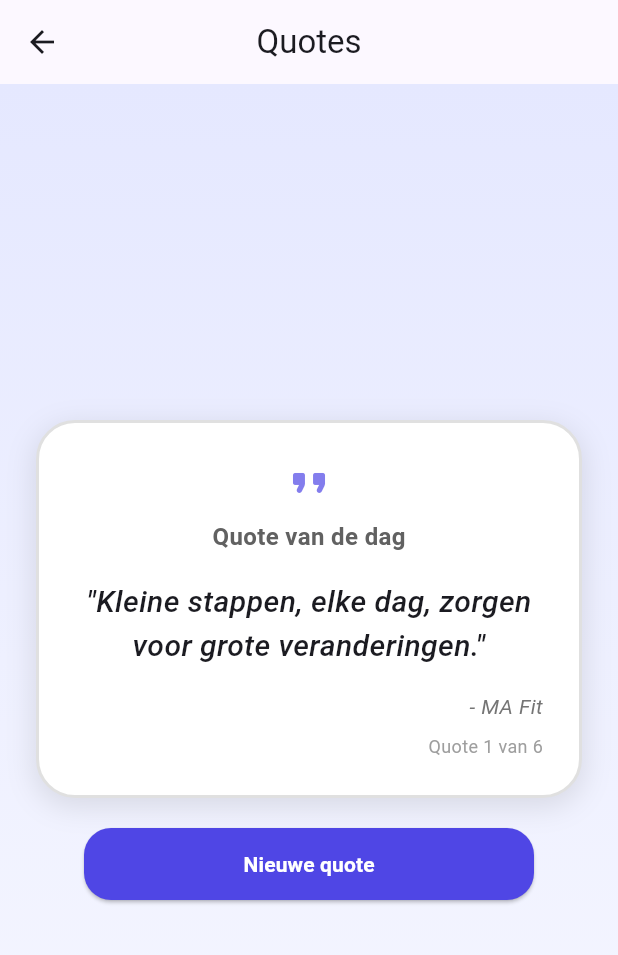
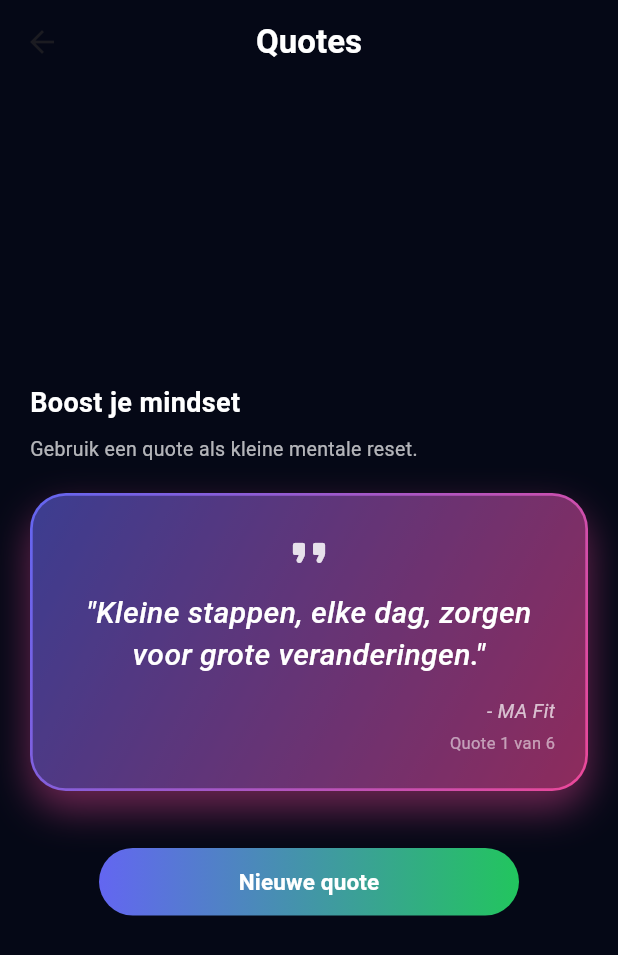
Before and after one commit to AnassAzdad/m10-fit-app, a Flutter app: the QuotesScreen screen opened directly, on a phone screen of 412 x 824 dp. Shown: the top 955 px of the screen. Run offline on Flutter 3.47's test engine with Material 3 defaults, Android fonts, the phone set to English and light mode, and no system bars.

Commit message:
(quotes)

```diff
--- a/ma_fit_app/lib/screens/quotes_screen.dart
+++ b/ma_fit_app/lib/screens/quotes_screen.dart
@@ -11,7 +11,6 @@ class QuotesScreen extends StatefulWidget {
 class _QuotesScreenState extends State<QuotesScreen> {
   final _random = Random();
 
-  // Lijst met quotes + auteur
   final List<_Quote> _quotes = const [
     _Quote(
       text: 'Kleine stappen, elke dag, zorgen voor grote veranderingen.',
@@ -42,7 +41,7 @@ class _QuotesScreenState extends State<QuotesScreen> {
   int _currentIndex = 0;
 
   void _nextQuote() {
-    if (_quotes.length == 1) return;
+    if (_quotes.length <= 1) return;
 
     int newIndex;
     do {
@@ -59,66 +58,96 @@ class _QuotesScreenState extends State<QuotesScreen> {
     final currentQuote = _quotes[_currentIndex];
 
     return Scaffold(
+      backgroundColor: const Color(0xFF050816),
       appBar: AppBar(
-        title: const Text('Quotes'),
+        backgroundColor: const Color(0xFF050816),
+        elevation: 0,
+        title: const Text(
+          'Quotes',
+          style: TextStyle(
+            color: Colors.white,
+            fontSize: 22,
+            fontWeight: FontWeight.w700,
+          ),
+        ),
         centerTitle: true,
       ),
-      body: Container(
-        // Mobile-first achtergrond: zacht en rustig
-        decoration: const BoxDecoration(
-          gradient: LinearGradient(
-            colors: [
-              Color(0xFFE5E8FF),
-              Color(0xFFF7F8FF),
-            ],
-            begin: Alignment.topCenter,
-            end: Alignment.bottomCenter,
-          ),
-        ),
-        child: Center(
-          // SingleChildScrollView = veilig op kleinere schermen
+      body: Center(
         child: SingleChildScrollView(
-            padding: const EdgeInsets.all(24),
+          padding: const EdgeInsets.all(20),
+          child: ConstrainedBox(
+            constraints: const BoxConstraints(maxWidth: 500),
             child: Column(
               mainAxisSize: MainAxisSize.min,
               children: [
-                // Max breedte zodat het op mobiel perfect is en op desktop niet te breed
-                ConstrainedBox(
-                  constraints: const BoxConstraints(maxWidth: 500),
-                  child: AnimatedSwitcher(
-                    duration: const Duration(milliseconds: 300),
+                const Align(
+                  alignment: Alignment.centerLeft,
+                  child: Text(
+                    'Boost je mindset',
+                    style: TextStyle(
+                      color: Colors.white,
+                      fontSize: 18,
+                      fontWeight: FontWeight.w600,
+                    ),
+                  ),
+                ),
+                const SizedBox(height: 8),
+                Align(
+                  alignment: Alignment.centerLeft,
+                  child: Text(
+                    'Gebruik een quote als kleine mentale reset.',
+                    style: TextStyle(
+                      color: Colors.white70,
+                      fontSize: 13,
+                    ),
+                  ),
+                ),
+                const SizedBox(height: 20),
+
+                // Neon quote card met animatie
+                AnimatedSwitcher(
+                  duration: const Duration(milliseconds: 280),
                   transitionBuilder: (child, animation) {
-                      // Fade + lichte slide van onder naar boven
                     return FadeTransition(
                       opacity: animation,
                       child: SlideTransition(
                         position: Tween<Offset>(
-                            begin: const Offset(0, 0.05),
+                          begin: const Offset(0, 0.08),
                           end: Offset.zero,
                         ).animate(animation),
                         child: child,
                       ),
                     );
                   },
-                    // key zorgt dat AnimatedSwitcher snapt dat het een nieuwe quote is
                   child: Container(
                     key: ValueKey(_currentIndex),
-                      padding: const EdgeInsets.all(24),
                     decoration: BoxDecoration(
-                        color: Colors.white,
-                        borderRadius: BorderRadius.circular(26),
-                        border: Border.all(
-                          color: Colors.grey.shade300,
-                          width: 2,
+                      borderRadius: BorderRadius.circular(24),
+                      gradient: const LinearGradient(
+                        colors: [
+                          Color(0xFF6366F1),
+                          Color(0xFFEC4899),
+                        ],
+                        begin: Alignment.topLeft,
+                        end: Alignment.bottomRight,
                       ),
                       boxShadow: [
                         BoxShadow(
-                            color: Colors.black.withOpacity(0.1),
-                            blurRadius: 16,
-                            spreadRadius: 1,
-                            offset: const Offset(0, 5),
+                          color: const Color(0xFFEC4899).withOpacity(0.45),
+                          blurRadius: 22,
+                          offset: const Offset(0, 12),
                         ),
                       ],
+                    ),
+                    child: Container(
+                      margin: const EdgeInsets.all(1.8),
+                      padding: const EdgeInsets.symmetric(
+                        horizontal: 20,
+                        vertical: 22,
+                      ),
+                      decoration: BoxDecoration(
+                        borderRadius: BorderRadius.circular(22),
+                        color: Colors.black.withOpacity(0.4),
                       ),
                       child: Column(
                         mainAxisSize: MainAxisSize.min,
@@ -126,47 +155,40 @@ class _QuotesScreenState extends State<QuotesScreen> {
                           Icon(
                             Icons.format_quote_rounded,
                             size: 32,
-                            color: const Color(0xFF4F46E5).withOpacity(0.7),
+                            color: Colors.white.withOpacity(0.85),
                           ),
-                          const SizedBox(height: 8),
-                          Text(
-                            'Quote van de dag',
-                            style: TextStyle(
-                              fontSize: 16,
-                              fontWeight: FontWeight.w600,
-                              color: Colors.grey.shade700,
-                            ),
-                          ),
-                          const SizedBox(height: 18),
+                          const SizedBox(height: 10),
                           Text(
                             '"${currentQuote.text}"',
                             textAlign: TextAlign.center,
                             style: const TextStyle(
+                              color: Colors.white,
                               fontSize: 20,
                               fontStyle: FontStyle.italic,
                               fontWeight: FontWeight.w500,
+                              height: 1.4,
                             ),
                           ),
-                          const SizedBox(height: 16),
+                          const SizedBox(height: 14),
                           Align(
                             alignment: Alignment.centerRight,
                             child: Text(
                               '- ${currentQuote.author}',
                               style: TextStyle(
-                                fontSize: 14,
-                                color: Colors.grey.shade600,
+                                color: Colors.white70,
+                                fontSize: 13,
                                 fontStyle: FontStyle.italic,
                               ),
                             ),
                           ),
-                          const SizedBox(height: 8),
+                          const SizedBox(height: 4),
                           Align(
                             alignment: Alignment.centerRight,
                             child: Text(
                               'Quote ${_currentIndex + 1} van ${_quotes.length}',
                               style: TextStyle(
-                                fontSize: 12,
-                                color: Colors.grey.shade500,
+                                color: Colors.white54,
+                                fontSize: 11,
                               ),
                             ),
                           ),
@@ -176,30 +198,54 @@ class _QuotesScreenState extends State<QuotesScreen> {
                   ),
                 ),
 
-                const SizedBox(height: 20),
+                const SizedBox(height: 24),
 
-                // Knop ook mobile-first: max breedte, maar vult mooi op mobiel
+                // Button in neon stijl
                 ConstrainedBox(
-                  constraints: const BoxConstraints(maxWidth: 300),
+                  constraints: const BoxConstraints(maxWidth: 280),
                   child: SizedBox(
                     width: double.infinity,
                     child: ElevatedButton(
                       onPressed: _nextQuote,
                       style: ElevatedButton.styleFrom(
-                        backgroundColor: const Color(0xFF4F46E5),
-                        foregroundColor: Colors.white,
                         padding: const EdgeInsets.symmetric(
-                          horizontal: 24,
                           vertical: 14,
                         ),
+                        backgroundColor: Colors.transparent,
+                        shadowColor: Colors.transparent,
                         shape: RoundedRectangleBorder(
-                          borderRadius: BorderRadius.circular(18),
+                          borderRadius: BorderRadius.circular(999),
+                        ),
+                      ).copyWith(
+                        // Gradient button hack via MaterialStateProperty
+                        backgroundColor: MaterialStateProperty.resolveWith(
+                          (states) => Colors.transparent,
+                        ),
+                        elevation: MaterialStateProperty.all(0),
+                      ),
+                      child: Ink(
+                        decoration: BoxDecoration(
+                          borderRadius: BorderRadius.circular(999),
+                          gradient: const LinearGradient(
+                            colors: [
+                              Color(0xFF6366F1),
+                              Color(0xFF22C55E),
+                            ],
+                            begin: Alignment.centerLeft,
+                            end: Alignment.centerRight,
                           ),
                         ),
+                        child: Container(
+                          alignment: Alignment.center,
+                          padding: const EdgeInsets.symmetric(vertical: 12),
                           child: const Text(
                             'Nieuwe quote',
                             style: TextStyle(
+                              color: Colors.white,
                               fontWeight: FontWeight.w600,
+                              fontSize: 15,
+                            ),
+                          ),
                         ),
                       ),
                     ),
@@ -214,7 +260,6 @@ class _QuotesScreenState extends State<QuotesScreen> {
   }
 }
 
-// Klein model voor een quote
 class _Quote {
   final String text;
   final String author;
```
Lines whose indentation alone changed are shown as unchanged.
